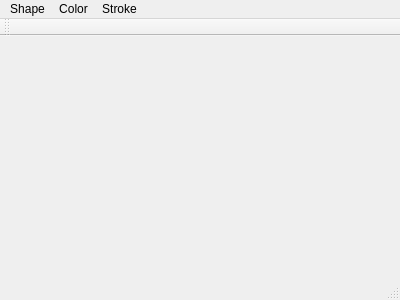
Qt form Programming/xPaint/xPaint/xpaintwindow.ui (d-kunin/bsuir-cs) before a commit.
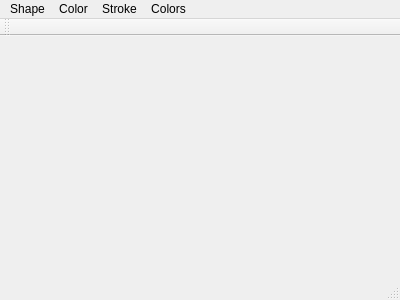
The same form after that commit.

The edit to the form file:
```diff
--- a/Programming/xPaint/xPaint/xpaintwindow.ui
+++ b/Programming/xPaint/xPaint/xpaintwindow.ui
@@ -61,9 +61,17 @@
     <addaction name="actionIncWidth"/>
     <addaction name="actionDecWidth"/>
    </widget>
+   <widget class="QMenu" name="menuColors">
+    <property name="title">
+     <string>Colors</string>
+    </property>
+    <addaction name="actionStroke_Color"/>
+    <addaction name="actionFill_Color"/>
+   </widget>
    <addaction name="menuSelect_Tool"/>
    <addaction name="menuColor"/>
    <addaction name="menuStroke"/>
+   <addaction name="menuColors"/>
   </widget>
   <widget class="QToolBar" name="mainToolBar">
    <attribute name="toolBarArea">
```
Left out of the diff: 10 changed lines with no effect on the pictures.
